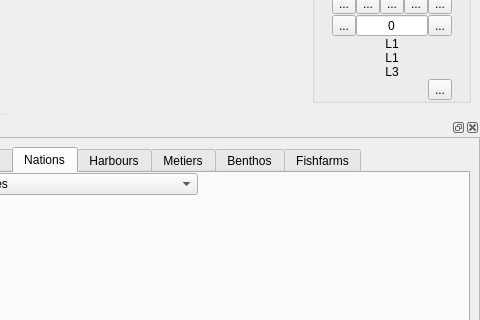
Old version of the form qtgui/mainwindow.ui in the repository frabas/DISPLACE_GUI; both pictures show x 482 to 962 and y 248 to 568 of the 962 by 692 pixel window.
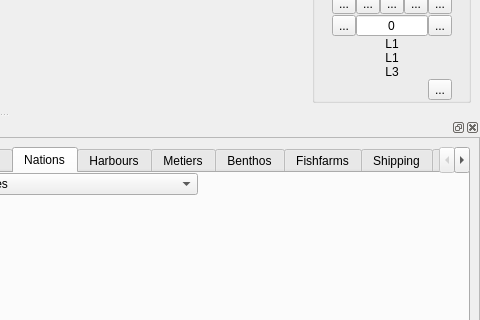
New version of the form. The open tabs and pages were chosen to show the change. Icons and pictures are not drawn. Custom widgets are drawn as their Qt base class.

Commit message: Adding windfarms and shipping stat window as a todo reminder

```diff
--- a/qtgui/mainwindow.ui
+++ b/qtgui/mainwindow.ui
@@ -859,6 +859,24 @@
             </item>
            </layout>
           </widget>
+          <widget class="QWidget" name="tab">
+           <attribute name="icon">
+            <iconset resource="qtgui.qrc">
+             <normaloff>:/icons/container-ship.png</normaloff>:/icons/container-ship.png</iconset>
+           </attribute>
+           <attribute name="title">
+            <string>Shipping</string>
+           </attribute>
+          </widget>
+          <widget class="QWidget" name="tab_2">
+           <attribute name="icon">
+            <iconset resource="qtgui.qrc">
+             <normaloff>:/icons/Windmill.png</normaloff>:/icons/Windmill.png</iconset>
+           </attribute>
+           <attribute name="title">
+            <string>Windfarms</string>
+           </attribute>
+          </widget>
          </widget>
         </item>
        </layout>
```
Left out of the diff: 2 changed lines with no effect on the pictures. The commit also changes 3 other files.
